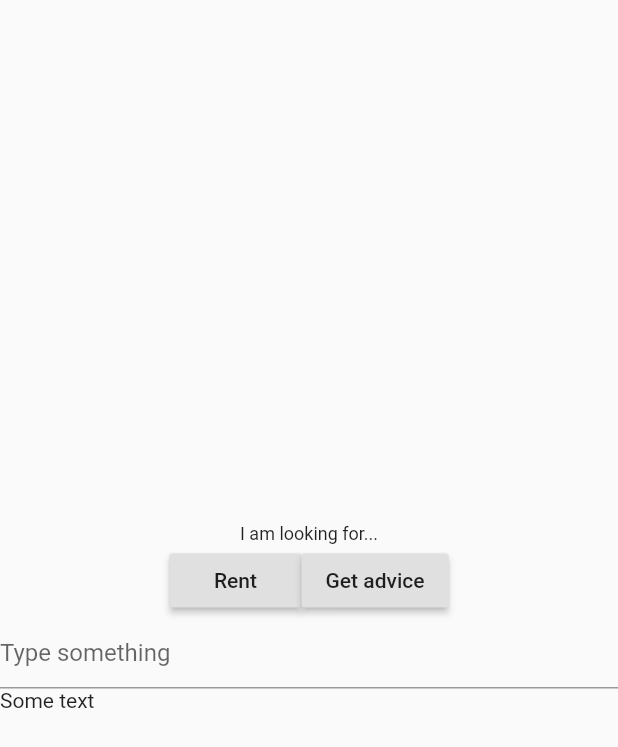
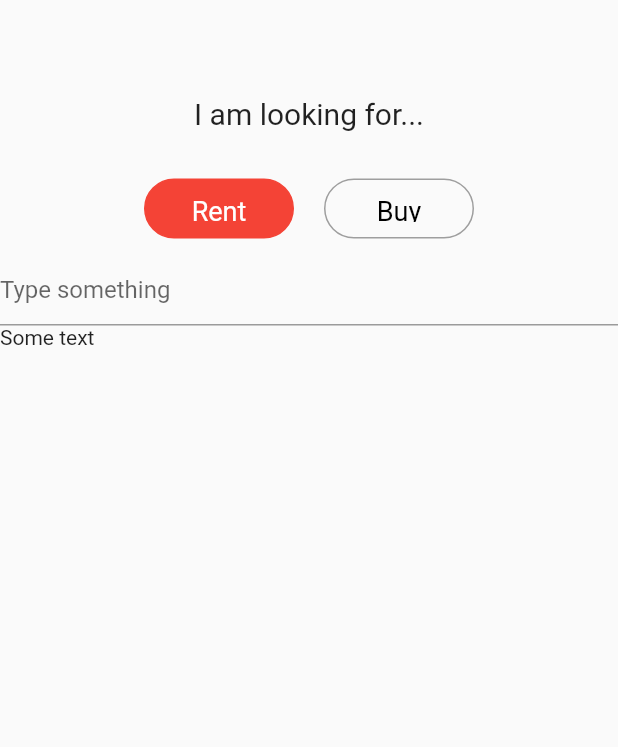
Before and after one commit to LevNovikov92/flutter_proj, a Flutter app: the CitySelectionScreen screen opened directly, after a tap on "Rent", on a phone screen of 412 x 824 dp. Shown: the top 747 px of the screen. Run offline on Flutter 3.47's test engine with Material 2 defaults, Android fonts, the phone set to English and light mode, and no system bars.

Commit message:
City selection layout fixes

```diff
--- a/lib/city.selection/city.selection.screen.dart
+++ b/lib/city.selection/city.selection.screen.dart
@@ -2,45 +2,42 @@ import 'package:flutter/material.dart';
 import 'package:flutter_proj/widgets/custom.button.dart';
 import 'package:flutter_proj/city.selection/city.search.dart';
 
-class CitySelectionScreen extends StatelessWidget {
+class CitySelectionScreen extends StatefulWidget {
+  @override
+  State<StatefulWidget> createState() => CitySelectionState();
+}
+
+class CitySelectionState extends State<CitySelectionScreen> {
+
+  var _selectedService = SelectedService.rent;
+
+  @override
   @override
   Widget build(BuildContext context) {
     var style = TextStyle(
-      fontSize: 12.toDouble(),
+      fontSize: 20.0,
     );
 
     return Scaffold(
-      body:
-//        Column(
-//          mainAxisAlignment: MainAxisAlignment.center,
-//          crossAxisAlignment: CrossAxisAlignment.start,
-//          mainAxisSize: MainAxisSize.max,
-//          children: [
-//
-//              Flexible(child: CitySearchWidget())
-//          ])
-          Column(
-              mainAxisAlignment: MainAxisAlignment.center,
+      body: Column(
           crossAxisAlignment: CrossAxisAlignment.start,
           mainAxisSize: MainAxisSize.max,
           children: [
-            Center(
+            Container(
+              margin: EdgeInsets.only(top: 64.0, bottom: 22.0),
+              child: Center(
                   child: Text(
                     "I am looking for...",
                     textAlign: TextAlign.center,
                     style: style,
-            )),
+                  )
+              ),
+            ),
             Row(
               mainAxisAlignment: MainAxisAlignment.center,
               children: [
-                RaisedButton(
-                  child: Text("Rent"),
-                  onPressed: _rentalClickListener,
-                ),
-                RaisedButton(
-                  child: Text("Get advice"),
-                  onPressed: _adviceClickListener,
-                )
+                RadioButton(_selectedService == SelectedService.rent, "Rent", _rentClickListener),
+                RadioButton(_selectedService == SelectedService.buy, "Buy", _buyClickListener),
               ],
             ),
             CitySearchWidget(),
@@ -49,7 +46,64 @@ class CitySelectionScreen extends StatelessWidget {
     );
   }
 
-  void _rentalClickListener() {}
+  void _rentClickListener() {
+    setState(() {
+      _selectedService = SelectedService.rent;
+    });
+  }
 
-  void _adviceClickListener() {}
+  void _buyClickListener() {
+    setState(() {
+      _selectedService = SelectedService.buy;
+    });
   }
+
+}
+
+enum SelectedService {
+  rent,
+  buy
+}
+
+class RadioButton extends StatelessWidget {
+  final bool _selected;
+  final String _text;
+  final GestureTapCallback _callback;
+
+  RadioButton(this._selected, this._text, this._callback);
+
+  @override
+  Widget build(BuildContext context) {
+    return Container(
+        margin: EdgeInsets.all(10.0),
+        height: 40.0,
+        child:
+        GestureDetector(
+          onTap: _callback,
+          child: Container(
+            padding: EdgeInsets.all(10.0),
+            width: 100.0,
+            child: Center(
+              child: Text(_text,
+                  style: TextStyle(
+                      color:
+                      _selected ? Colors.white : Colors.black,
+                      //fontWeight: FontWeight.bold,
+                      fontSize: 18.0)),
+            ),
+            decoration: BoxDecoration(
+              color: _selected
+                  ? Colors.red[500]
+                  : Colors.transparent,
+              border: Border.all(
+                  width: 1.0,
+                  color: _selected
+                      ? Colors.red[500]
+                      : Colors.grey),
+              borderRadius: const BorderRadius.all(const Radius.circular(20.0)),
+            ),
+          ),
+        )
+    );
+  }
+}
```
Lines whose indentation alone changed are shown as unchanged.
